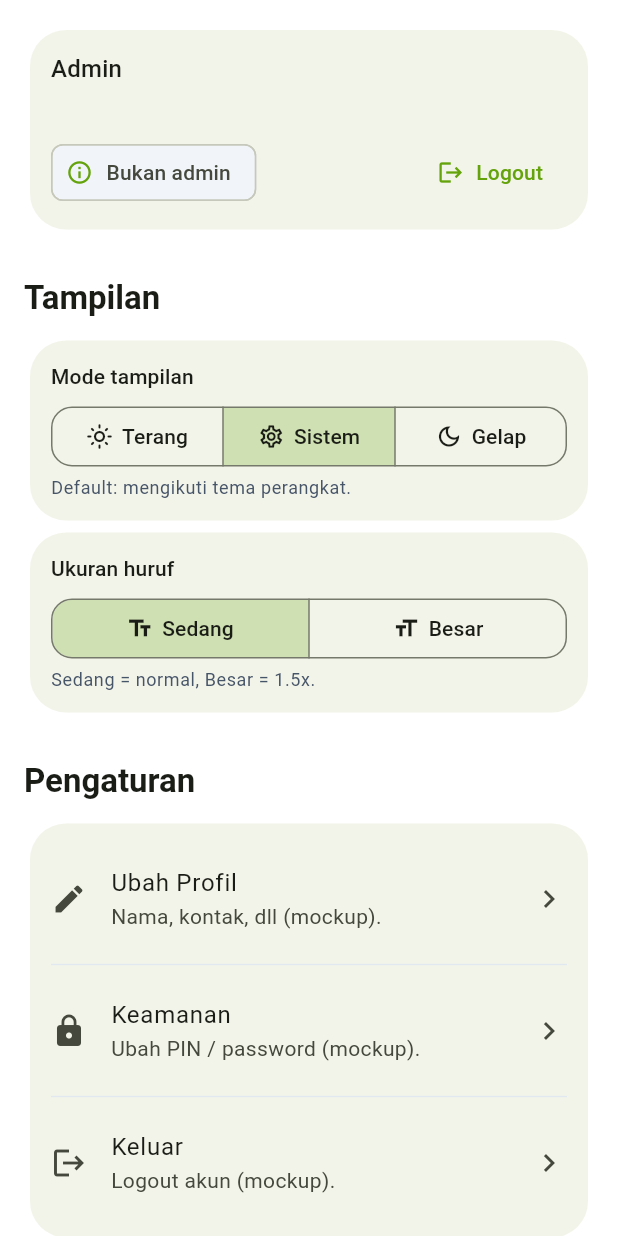
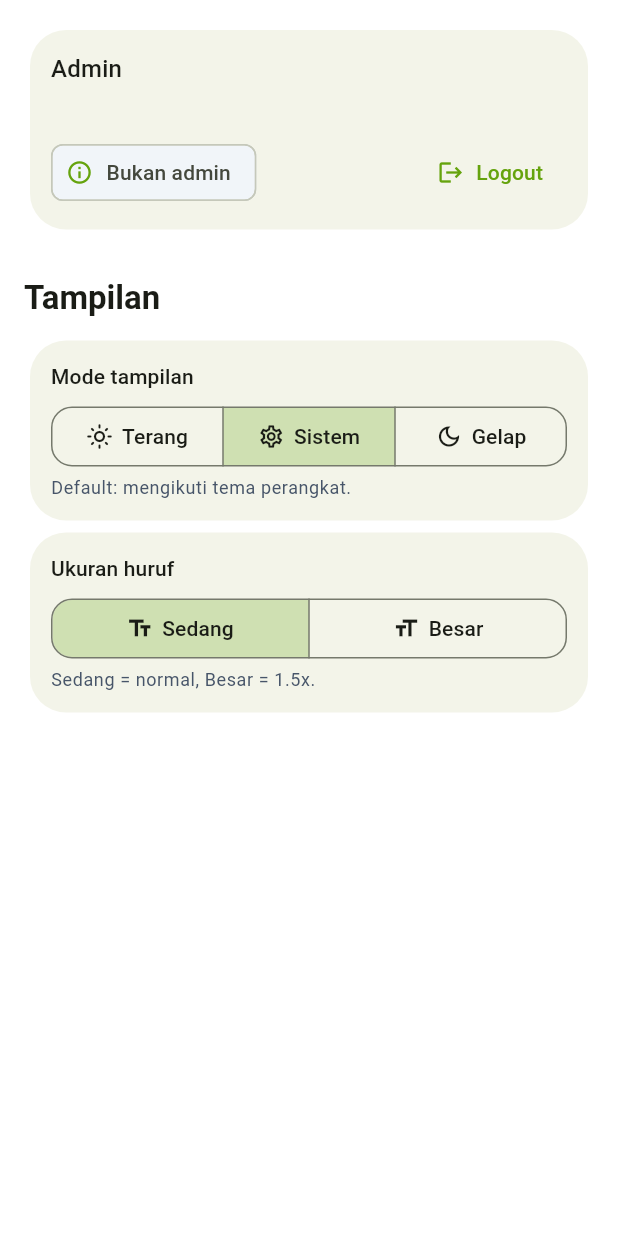
Before and after one commit to aquilaibrahimovic/taamin, a Flutter app: the AkunPage screen opened directly, on a phone screen of 412 x 824 dp. Run offline on Flutter 3.47's test engine with Material 3 defaults, Android fonts, the phone set to English and light mode, and no system bars; our stand-ins replace cloud_firestore, file_picker, firebase_auth, firebase_core, flutter_dotenv, shared_preferences; missing offline and left inert: excel, window_size; accounts and stored records are empty; statements that could not run were skipped.

Commit message:
keuangan 21

```diff
--- a/lib/pages/akun.dart
+++ b/lib/pages/akun.dart
@@ -150,31 +150,6 @@ class AkunPage extends StatelessWidget {
         InfoCard(
           child: _TextSizeToggle(),
         ),
-        const SizedBox(height: 12),
-        const SectionTitle('Pengaturan'),
-        const InfoCard(
-          child: Column(
-            children: [
-              ListTileMock(
-                icon: Icons.edit,
-                title: 'Ubah Profil',
-                subtitle: 'Nama, kontak, dll (mockup).',
-              ),
-              Divider(),
-              ListTileMock(
-                icon: Icons.lock,
-                title: 'Keamanan',
-                subtitle: 'Ubah PIN / password (mockup).',
-              ),
-              Divider(),
-              ListTileMock(
-                icon: Icons.logout,
-                title: 'Keluar',
-                subtitle: 'Logout akun (mockup).',
-              ),
-            ],
-          ),
-        ),
       ],
     );
   }
```
